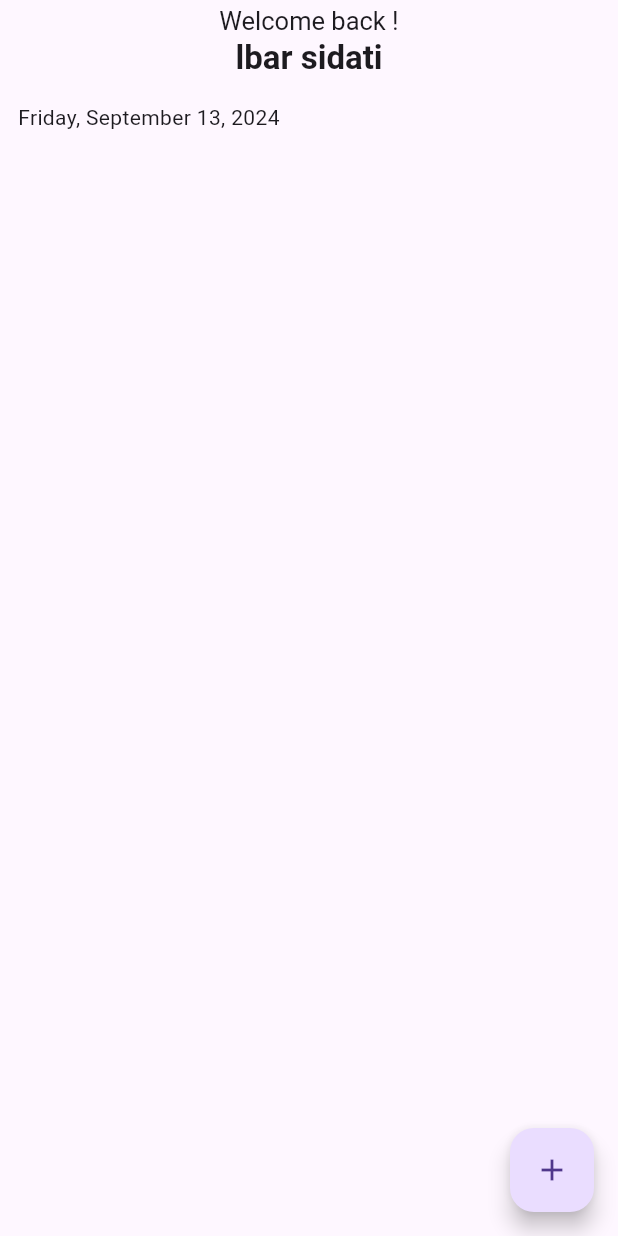
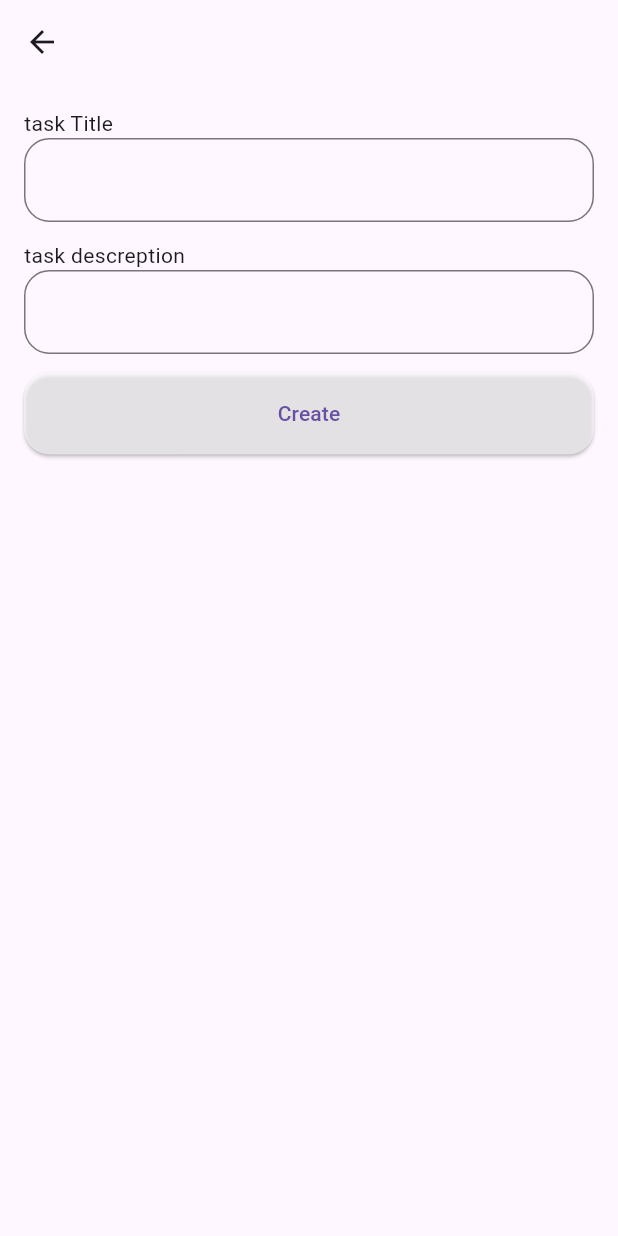
Before and after one commit to lbarsidati22/todo-project, a Flutter app: the screen it shows after launch, after a tap on the "add" icon, on a phone screen of 412 x 824 dp. Run offline on Flutter 3.47's test engine with Material 3 defaults, Android fonts, the phone set to English and light mode, and no system bars.

```diff
--- /dev/null
+++ b/lib/create_page.dart
@@ -0,0 +1,76 @@
+import 'package:flutter/material.dart';
+
+class CreatePage extends StatefulWidget {
+  const CreatePage({super.key});
+
+  @override
+  State<CreatePage> createState() => _CreatePageState();
+}
+
+class _CreatePageState extends State<CreatePage> {
+  TextEditingController titleCon = TextEditingController();
+  TextEditingController descorationCon = TextEditingController();
+  @override
+  Widget build(BuildContext context) {
+    return Scaffold(
+      appBar: AppBar(),
+      body: Padding(
+        padding: EdgeInsets.all(16),
+        child: SingleChildScrollView(
+          child: Column(
+            crossAxisAlignment: CrossAxisAlignment.start,
+            children: [
+              Text('task Title'),
+              TextField(
+                controller: titleCon,
+                decoration: InputDecoration(
+                  border: OutlineInputBorder(
+                    borderRadius: BorderRadius.all(
+                      Radius.circular(17),
+                    ),
+                  ),
+                ),
+              ),
+              SizedBox(
+                height: 12,
+              ),
+              Text('task descreption'),
+              TextField(
+                controller: descorationCon,
+                decoration: InputDecoration(
+                  border: OutlineInputBorder(
+                    borderRadius: BorderRadius.all(
+                      Radius.circular(17),
+                    ),
+                  ),
+                ),
+              ),
+              SizedBox(
+                height: 12,
+              ),
+              Row(
+                children: [
+                  Expanded(
+                    child: SizedBox(
+                      height: 55,
+                      child: ElevatedButton(
+                        style: ElevatedButton.styleFrom(
+                          backgroundColor: Colors.white.withOpacity(.6),
+                          shape: RoundedRectangleBorder(
+                            borderRadius: BorderRadius.circular(17),
+                          ),
+                        ),
+                        onPressed: () {},
+                        child: Text('Create'),
+                      ),
+                    ),
+                  ),
+                ],
+              ),
+            ],
+          ),
+        ),
+      ),
+    );
+  }
+}
--- a/lib/home_page.dart
+++ b/lib/home_page.dart
@@ -1,5 +1,7 @@
 import 'package:flutter/material.dart';
 import 'package:intl/intl.dart';
+
+import 'create_page.dart';
 
 class HomePage extends StatelessWidget {
   const HomePage({super.key});
@@ -8,7 +10,14 @@ class HomePage extends StatelessWidget {
   Widget build(BuildContext context) {
     return Scaffold(
       floatingActionButton: FloatingActionButton(
-        onPressed: () {},
+        onPressed: () {
+          Navigator.push(
+            context,
+            MaterialPageRoute(
+              builder: (context) => const CreatePage(),
+            ),
+          );
+        },
         child: Icon(
           Icons.add,
         ),
```
